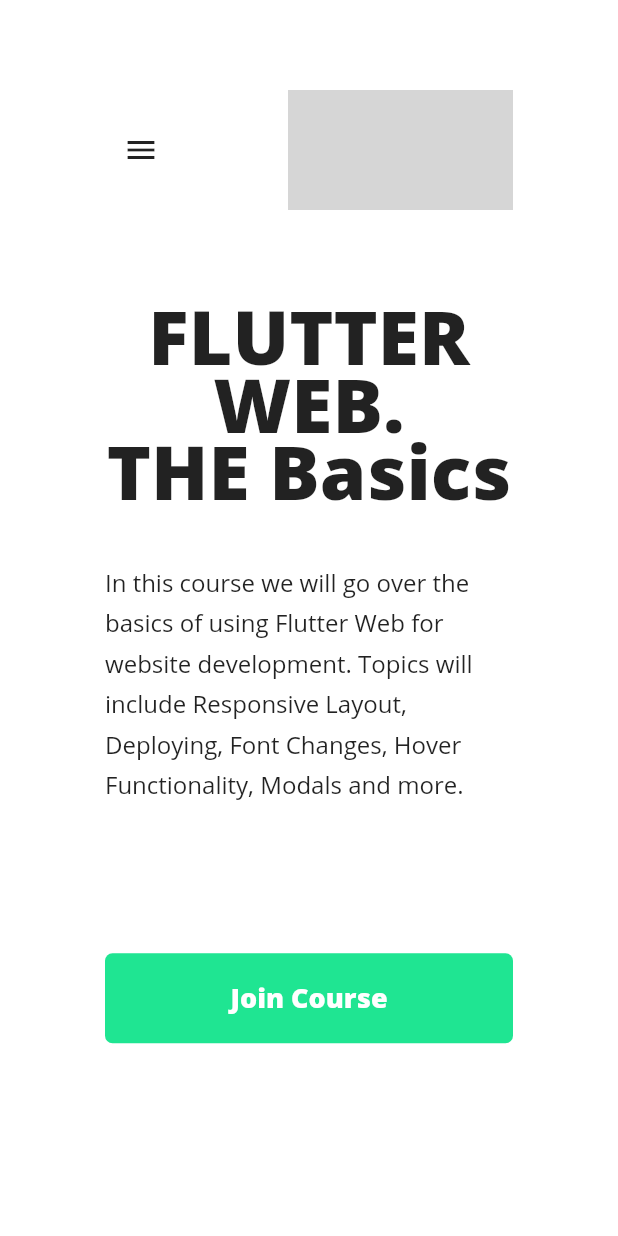
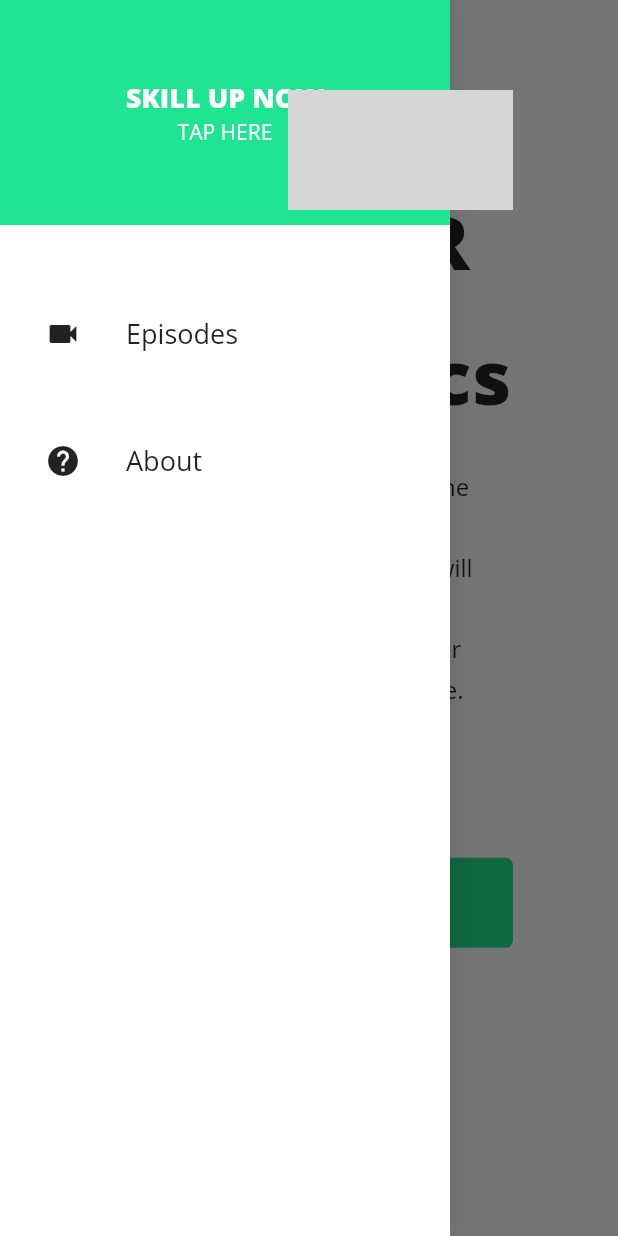
Before and after one commit to TengoCharlie/The-basics-flutter-web, a Flutter app: the screen it shows after launch, with the side drawer open (before the commit the screen has no drawer), on a phone screen of 412 x 824 dp. Run offline on Flutter 3.47's test engine with Material 2 defaults, Android fonts, the phone set to English and light mode, and no system bars; our stand-ins replace responsive_builder; missing offline and left inert: dart:html; grey boxes are pictures that could not be loaded.

Commit message:
complete application and setup firebase hsoting and pipline of github actions

```diff
--- /dev/null
+++ b/lib/constants/app_colors.dart
@@ -0,0 +1,3 @@
+import 'package:flutter/rendering.dart';
+
+const Color primaryColor = Color.fromARGB(255, 31, 229, 146);
--- a/lib/views/home/home_content_mobile.dart
+++ b/lib/views/home/home_content_mobile.dart
@@ -7,6 +7,7 @@ class HomeContentMobile extends StatelessWidget {
 
   @override
   Widget build(BuildContext context) {
+    return Builder(builder: (context) {
       return Column(
         mainAxisAlignment: MainAxisAlignment.center,
         mainAxisSize: MainAxisSize.max,
@@ -16,5 +17,6 @@ class HomeContentMobile extends StatelessWidget {
           CallToAction("Join Course")
         ],
       );
+    });
   }
 }
--- a/lib/views/home/home_view.dart
+++ b/lib/views/home/home_view.dart
@@ -3,6 +3,7 @@ import 'package:responsive_builder/responsive_builder.dart';
 import 'package:the_basics/views/home/home_content_desktop.dart';
 import 'package:the_basics/views/home/home_content_mobile.dart';
 import 'package:the_basics/widget/centered_view/centered_view.dart';
+import 'package:the_basics/widget/nav_drawer/navigation_drawer.dart';
 import 'package:the_basics/widget/navigation_bar/navigation_bar.dart';
 
 class HomeView extends StatelessWidget {
@@ -10,9 +11,14 @@ class HomeView extends StatelessWidget {
 
   @override
   Widget build(BuildContext context) {
-    return Scaffold(
+    return ResponsiveBuilder(
+      builder: (context, sizingInformation) => Scaffold(
+        drawer: sizingInformation.deviceScreenType == DeviceScreenType.mobile
+            ? const NavigationDrawer()
+            : null,
         backgroundColor: Colors.white,
-      body: CenteredView(
+        body: SingleChildScrollView(
+          child: CenteredView(
               child: Column(children: [
             const NavBar(),
             Expanded(
@@ -22,6 +28,8 @@ class HomeView extends StatelessWidget {
               ),
             )
           ])),
+        ),
+      ),
     );
   }
 }
--- a/lib/widget/call_to_action/call_to_action_mobile.dart
+++ b/lib/widget/call_to_action/call_to_action_mobile.dart
@@ -1,4 +1,5 @@
 import 'package:flutter/material.dart';
+import 'package:the_basics/constants/app_colors.dart';
 
 class CallToActionMobile extends StatelessWidget {
   final String title;
@@ -10,7 +11,7 @@ class CallToActionMobile extends StatelessWidget {
       height: 60,
       alignment: Alignment.center,
       decoration: BoxDecoration(
-        color: const Color.fromARGB(255, 31, 229, 146),
+        color: primaryColor,
         borderRadius: BorderRadius.circular(5),
       ),
       child: Text(
--- a/lib/widget/call_to_action/call_to_action_tablet_desktop.dart
+++ b/lib/widget/call_to_action/call_to_action_tablet_desktop.dart
@@ -1,4 +1,5 @@
 import 'package:flutter/material.dart';
+import 'package:the_basics/constants/app_colors.dart';
 
 class CallToActionTabletDesktop extends StatelessWidget {
   final String title;
@@ -12,8 +13,7 @@ class CallToActionTabletDesktop extends StatelessWidget {
         vertical: 15,
       ),
       decoration: BoxDecoration(
-          color: const Color.fromARGB(255, 31, 229, 146),
-          borderRadius: BorderRadius.circular(5)),
+          color: primaryColor, borderRadius: BorderRadius.circular(5)),
       child: Text(
         title,
         style: const TextStyle(
--- a/lib/widget/centered_view/centered_view.dart
+++ b/lib/widget/centered_view/centered_view.dart
@@ -1,8 +1,16 @@
+import 'dart:html';
+
+import 'package:flutter/foundation.dart';
 import 'package:flutter/material.dart';
 
 class CenteredView extends StatelessWidget {
   final Widget child;
   const CenteredView({Key? key, required this.child}) : super(key: key);
+
+  get getViewHeight =>
+      window.screen!.height! *
+      ((window.screen!.height! - kToolbarHeight - kBottomNavigationBarHeight) /
+          window.screen!.height!);
 
   @override
   Widget build(BuildContext context) {
@@ -10,7 +18,12 @@ class CenteredView extends StatelessWidget {
       padding: const EdgeInsets.symmetric(horizontal: 70, vertical: 60),
       alignment: Alignment.center,
       child: ConstrainedBox(
-        constraints: const BoxConstraints(maxWidth: 1200),
+        constraints: BoxConstraints(
+            maxWidth: 1200,
+            minWidth: 300,
+            maxHeight: kIsWeb
+                ? getViewHeight
+                : MediaQuery.of(context).size.height * 0.7),
         child: child,
       ),
     );
--- /dev/null
+++ b/lib/widget/nav_drawer/drawer_item.dart
@@ -0,0 +1,22 @@
+import 'package:flutter/material.dart';
+import 'package:the_basics/widget/navigation_bar/navbar_item.dart';
+
+class DrawerItem extends StatelessWidget {
+  final String title;
+  final IconData icon;
+  const DrawerItem(this.title, this.icon, {super.key});
+
+  @override
+  Widget build(BuildContext context) {
+    return Padding(
+      padding: const EdgeInsets.only(left: 30, top: 60),
+      child: Row(
+        children: <Widget>[
+          Icon(icon),
+          const SizedBox(width: 30),
+          NavbarItem(title),
+        ],
+      ),
+    );
+  }
+}
--- /dev/null
+++ b/lib/widget/nav_drawer/navigation_drawer.dart
@@ -0,0 +1,24 @@
+import 'package:flutter/material.dart';
+import 'package:the_basics/widget/nav_drawer/drawer_item.dart';
+import 'package:the_basics/widget/nav_drawer/navigation_drawer_header.dart';
+
+class NavigationDrawer extends StatelessWidget {
+  const NavigationDrawer({Key? key}) : super(key: key);
+
+  @override
+  Widget build(BuildContext context) {
+    return Container(
+      width: 300,
+      decoration: const BoxDecoration(
+          color: Colors.white,
+          boxShadow: [BoxShadow(color: Colors.black12, blurRadius: 16)]),
+      child: Column(
+        children: [
+          NavigationDrawerHeader(),
+          const DrawerItem('Episodes', Icons.videocam),
+          const DrawerItem('About', Icons.help),
+        ],
+      ),
+    );
+  }
+}
--- /dev/null
+++ b/lib/widget/nav_drawer/navigation_drawer_header.dart
@@ -0,0 +1,33 @@
+import 'package:flutter/material.dart';
+import 'package:the_basics/constants/app_colors.dart';
+
+class NavigationDrawerHeader extends StatelessWidget {
+  NavigationDrawerHeader({Key? key}) : super(key: key);
+
+  @override
+  Widget build(BuildContext context) {
+    return Container(
+      height: 150,
+      color: primaryColor,
+      alignment: Alignment.center,
+      child: Column(
+        mainAxisSize: MainAxisSize.min,
+        // ignore: prefer_const_literals_to_create_immutables
+        children: [
+          const Text(
+            'SKILL UP NOW',
+            style: TextStyle(
+              fontSize: 18,
+              fontWeight: FontWeight.w800,
+              color: Colors.white,
+            ),
+          ),
+          const Text(
+            'TAP HERE',
+            style: TextStyle(color: Colors.white),
+          )
+        ],
+      ),
+    );
+  }
+}
```
Also changed, not shown: firebase.json (added), 3 other files. Lines whose indentation alone changed are shown as unchanged.
